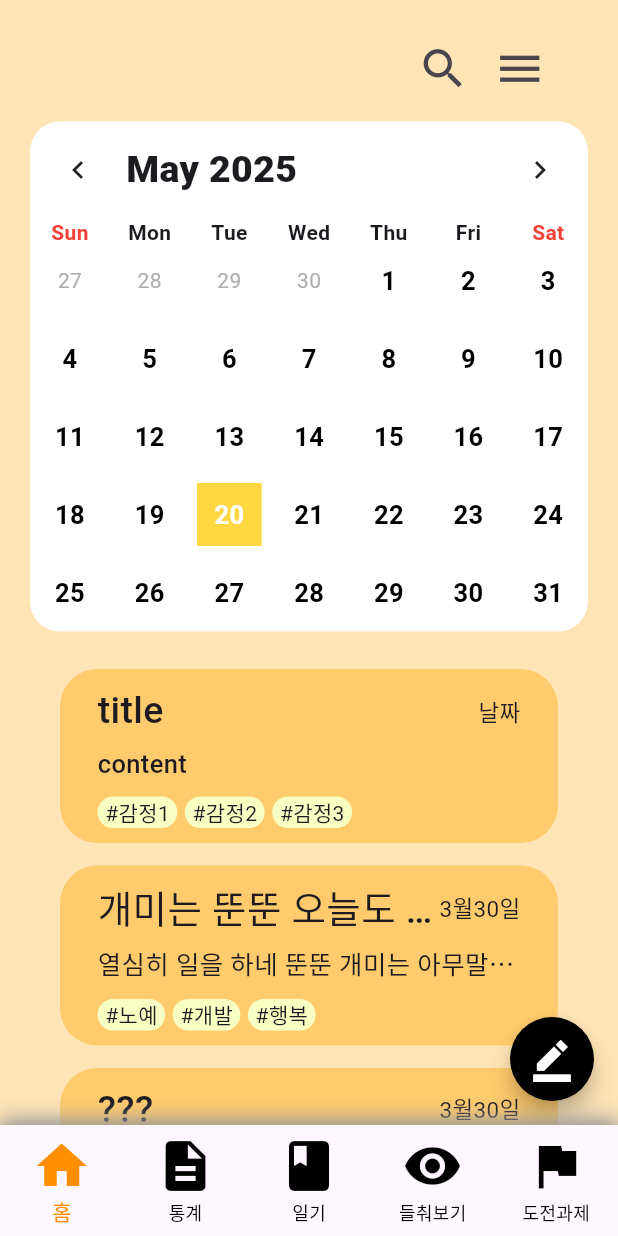
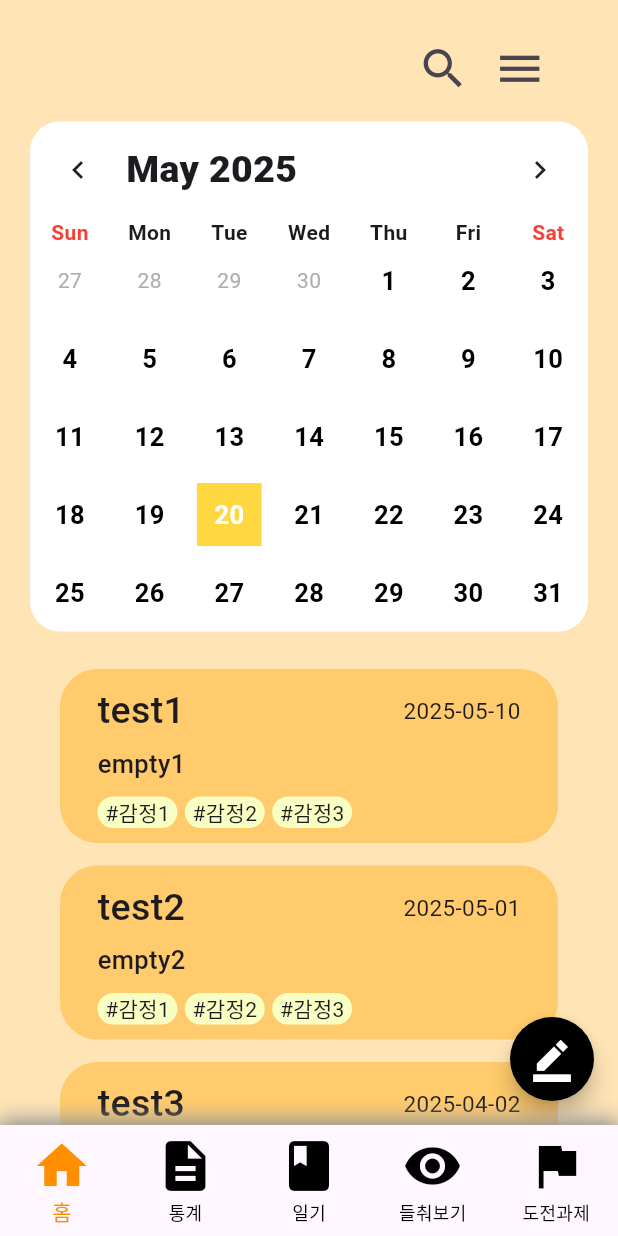
Before and after one commit to swatper/CapstoneDesign_Diary, a Flutter app: the screen it shows after launch, on a phone screen of 412 x 824 dp. Run offline on Flutter 3.47's test engine with Material 3 defaults, Android fonts, the phone set to English and light mode, and no system bars; drawn by our look-alikes of table_calendar; our stand-ins replace fl_chart, fluttertoast, geolocator, google_maps_flutter; missing offline and left inert: custom_calender_picker, google_maps_cluster_manager, tab_container.

Commit message:
병합 끝
- 파일 구조 수정

```diff
--- a/lib/DiaryItem/diaryitem.dart
+++ /dev/null
@@ -1,83 +0,0 @@
-import 'package:flutter/material.dart';
-import 'package:capstone_diary/DataModels/diarymodel.dart';
-
-class DiaryItem extends StatefulWidget {
-  final DiaryModel diaryModel;
-
-  const DiaryItem({super.key, required this.diaryModel});
-
-  @override
-  State<DiaryItem> createState() => _DiaryItemState();
-}
-
-class _DiaryItemState extends State<DiaryItem> {
-  @override
-  Widget build(BuildContext context) {
-    return Container(
-      margin: EdgeInsets.fromLTRB(20, 5, 20, 5),
-      padding: EdgeInsets.fromLTRB(0, 10, 0, 10),
-      decoration: BoxDecoration(
-        color: Color(0xffFFCB6C),
-        borderRadius: BorderRadius.circular(25),
-      ),
-      //내용
-      child: Container(
-        margin: EdgeInsets.fromLTRB(25, 0, 25, 0),
-        child: Column(
-          crossAxisAlignment: CrossAxisAlignment.start,
-          children: [
-            Row(
-              mainAxisAlignment: MainAxisAlignment.spaceBetween,
-              children: [
-                //제목
-                Expanded(
-                  child: Text(
-                    widget.diaryModel.title,
-                    style: TextStyle(fontSize: 25, fontWeight: FontWeight.w500),
-                    overflow: TextOverflow.ellipsis,
-                  ),
-                ),
-                //날짜
-                Text(widget.diaryModel.date, style: TextStyle(fontSize: 15)),
-              ],
-            ),
-            SizedBox(height: 5),
-            //내용
-            Text(
-              widget.diaryModel.content,
-              style: TextStyle(fontSize: 17, fontWeight: FontWeight.w500),
-              overflow: TextOverflow.ellipsis,
-              maxLines: 1,
-              softWrap: false,
-            ),
-            SizedBox(height: 10),
-            //태그
-            Row(
-              children:
-                  widget.diaryModel.tags
-                      .map(
-                        (emotion) => Padding(
-                          padding: const EdgeInsets.only(right: 5),
-                          child: emotionTag(emotion),
-                        ),
-                      )
-                      .toList(),
-            ),
-          ],
-        ),
-      ),
-    );
-  }
-}
-
-//감정 태그
-Container emotionTag(String emotion) {
-  return Container(
-    padding: EdgeInsets.fromLTRB(5, 0, 5, 0),
-    decoration: BoxDecoration(
-      color: Color(0xFFF8FFC2),
-      borderRadius: BorderRadius.circular(45),
-    ),
-    child: Text("#$emotion"),
-  );
-}
--- a/lib/ArchiveWindow/diarymap.dart
+++ b/lib/GoogleMap/diarymap.dart
@@ -1,7 +1,7 @@
 import 'package:flutter/material.dart';
 import 'package:capstone_diary/DataModels/diarymodel.dart';
-import 'package:capstone_diary/ArchiveWindow/diaryclusteritem.dart';
-import 'package:capstone_diary/ArchiveWindow/custommarkergenerator.dart';
+import 'package:capstone_diary/GoogleMap/diaryclusteritem.dart';
+import 'package:capstone_diary/GoogleMap/custommarkergenerator.dart';
 import 'package:capstone_diary/Utils/toastmessage.dart';
 import 'package:google_maps_cluster_manager/google_maps_cluster_manager.dart'
     as cmanager;
--- a/lib/KGB/diaryview.dart
+++ b/lib/KGB/diaryview.dart
@@ -1,4 +1,4 @@
-import 'package:capstone_diary/ArchiveWindow/archivewibdow.dart';
+import 'package:capstone_diary/views/archivewindow.dart';
 import 'package:capstone_diary/KGB/weatherButton.dart';
 import 'package:capstone_diary/KGB/writewindow.dart';
 import 'package:flutter/material.dart';
--- a/lib/main.dart
+++ b/lib/main.dart
@@ -1,15 +1,14 @@
 import 'package:flutter/material.dart';
 import 'package:capstone_diary/bottomnavbar.dart';
 //메인 화면
-import 'package:capstone_diary/HomeWindow/homewindow.dart'; //메인
-import 'package:capstone_diary/StatisticsWindow/statisticswindow.dart'; //통계
-import 'package:capstone_diary/ArchiveWindow/archivewindow.dart'; //일기 목록
-import 'package:capstone_diary/ChallengeWindow/challengewindow.dart'; //도전과제
+import 'package:capstone_diary/views/homewindow.dart'; //메인
+import 'package:capstone_diary/views/statisticswindow.dart'; //통계
+import 'package:capstone_diary/views/archivewindow.dart'; //일기 목록
+import 'package:capstone_diary/views/challengewindow.dart'; //도전과제
 //사이드 메뉴 관련 화면
-import 'package:capstone_diary/profilewindow.dart';
+import 'package:capstone_diary/views/profilewindow.dart';
 //일기쓰기 관련 화면
 import 'package:capstone_diary/KGB/writewindow.dart';
-import 'package:capstone_diary/KGB/writewindowNext.dart'; //일기장
 
 void main() {
   runApp(const MyApp());
@@ -80,6 +79,7 @@ class _HomeScreenState extends State<HomeScreen> {
       HomeWindow(
         sideMenuToHomeWindowIndex: updateSideMenuSelectedIndex,
         WriteWindowIndex: updateWriteSelectedIndex,
+        selectDiary: updateWriteWindow,
       ),
       StatisticsWindow(sideMenuToHomeWindowIndex: updateSideMenuSelectedIndex),
       ArchiveWindow(
--- a/lib/ChallengeWindow/challengewindow.dart
+++ b/lib/views/challengewindow.dart
@@ -1,5 +1,5 @@
 import 'package:flutter/material.dart';
-import 'package:capstone_diary/ChallengeWindow/challengeitem.dart';
+import 'package:capstone_diary/items/challengeitem.dart';
 
 class ChallengeWindow extends StatefulWidget {
   const ChallengeWindow({super.key});
--- a/lib/HomeWindow/homewindow.dart
+++ b/lib/views/homewindow.dart
@@ -1,17 +1,20 @@
 import 'package:flutter/material.dart';
-import 'package:capstone_diary/HomeWindow/customcalender.dart';
-import 'package:capstone_diary/DiaryItem/diaryitem.dart';
-import 'package:capstone_diary/HomeWindow/sidemenuwidget.dart';
+import 'package:capstone_diary/Calender/customcalender.dart';
+import 'package:capstone_diary/Calender/sidemenuwidget.dart';
 import 'package:capstone_diary/Utils/toastmessage.dart';
 import 'package:capstone_diary/DataModels/diarymodel.dart';
+import 'package:capstone_diary/items/diaryitem2.dart';
+import 'package:capstone_diary/KGB/diaryview.dart';
 
 class HomeWindow extends StatefulWidget {
   final Function(int) sideMenuToHomeWindowIndex;
   final Function(int) WriteWindowIndex;
+  final Function(Widget) selectDiary;
   const HomeWindow({
     super.key,
     required this.sideMenuToHomeWindowIndex,
     required this.WriteWindowIndex,
+    required this.selectDiary,
   });
   @override
   State<HomeWindow> createState() => _HomeWindowState();
@@ -19,6 +22,48 @@ class HomeWindow extends StatefulWidget {
 
 class _HomeWindowState extends State<HomeWindow> {
   DateTime? selectedDate;
+  List<DiaryModel> testsamples = [
+    DiaryModel(
+      '2025-05-10',
+      1,
+      false,
+      37.5665,
+      126.9780,
+      title: "test1",
+      content: 'empty1',
+      tags: List<String>.from(["감정1", "감정2", "감정3"]),
+    ),
+    DiaryModel(
+      '2025-05-01',
+      1,
+      true,
+      38.2832,
+      127.4890,
+      title: "test2",
+      content: 'empty2',
+      tags: List<String>.from(["감정1", "감정2", "감정3"]),
+    ),
+    DiaryModel(
+      '2025-04-02',
+      1,
+      true,
+      38.0000,
+      127.0000,
+      title: "test3",
+      content: 'empty3',
+      tags: List<String>.from(["감정1", "감정2", "감정3"]),
+    ),
+    DiaryModel(
+      '2025-04-01',
+      1,
+      false,
+      37.5465,
+      126.9580,
+      title: "test3",
+      content: 'empty3',
+      tags: List<String>.from(["감정1", "감정2", "감정3"]),
+    ),
+  ];
 
   @override
   void initState() {
@@ -109,44 +154,49 @@ class _HomeWindowState extends State<HomeWindow> {
                 mainAxisAlignment: MainAxisAlignment.start,
                 //일기장 아이템
                 children: [
-                  DiaryItem(
-                    diaryModel: DiaryModel(
-                      "날짜",
-                      1,
-                      false,
-                      0,
-                      0,
-                      title: "title",
-                      content: "content",
-                      tags: List<String>.from(["감정1", "감정2", "감정3"]),
-                    ),
+                  DiaryItem2(
+                    diaryModel: testsamples[0],
+                    onTap: () {
+                      widget.selectDiary(
+                        DiaryView(
+                          diaryModel: testsamples[1],
+                          setWriteWindow: widget.selectDiary,
+                          sideMenuToHomeWindowIndex:
+                              widget.sideMenuToHomeWindowIndex,
+                          goBackToArchive: widget.selectDiary,
+                        ),
+                      );
+                    },
                   ),
                   SizedBox(height: 5),
-                  //
-                  DiaryItem(
-                    diaryModel: DiaryModel(
-                      "3월30일",
-                      1,
-                      false,
-                      0,
-                      0,
-                      title: "개미는 뚠뚠 오늘도 뚠뚠",
-                      content: "열심히 일을 하네 뚠뚠 개미는 아무말도 하지않지만",
-                      tags: List<String>.from(["노예", "개발", "행복"]),
-                    ),
+                  DiaryItem2(
+                    diaryModel: testsamples[1],
+                    onTap: () {
+                      widget.selectDiary(
+                        DiaryView(
+                          diaryModel: testsamples[1],
+                          setWriteWindow: widget.selectDiary,
+                          sideMenuToHomeWindowIndex:
+                              widget.sideMenuToHomeWindowIndex,
+                          goBackToArchive: widget.selectDiary,
+                        ),
+                      );
+                    },
                   ),
                   SizedBox(height: 5),
-                  DiaryItem(
-                    diaryModel: DiaryModel(
-                      "3월30일",
-                      1,
-                      false,
-                      0,
-                      0,
-                      title: "???",
-                      content: "?",
-                      tags: List<String>.from(["노예", "개발", "행복"]),
-                    ),
+                  DiaryItem2(
+                    diaryModel: testsamples[2],
+                    onTap: () {
+                      widget.selectDiary(
+                        DiaryView(
+                          diaryModel: testsamples[1],
+                          setWriteWindow: widget.selectDiary,
+                          sideMenuToHomeWindowIndex:
+                              widget.sideMenuToHomeWindowIndex,
+                          goBackToArchive: widget.selectDiary,
+                        ),
+                      );
+                    },
                   ),
                   SizedBox(height: 5),
                 ],
--- a/lib/StatisticsWindow/statisticswindow.dart
+++ b/lib/views/statisticswindow.dart
@@ -1,8 +1,8 @@
 import 'package:flutter/material.dart';
 import 'package:tab_container/tab_container.dart';
 import 'package:capstone_diary/Utils/toastmessage.dart';
-import 'package:capstone_diary/HomeWindow/sidemenuwidget.dart';
-import 'package:capstone_diary/StatisticsWindow/emotionraderchart.dart';
+import 'package:capstone_diary/Calender/sidemenuwidget.dart';
+import 'package:capstone_diary/items/emotionraderchart.dart';
 
 class StatisticsWindow extends StatefulWidget {
   final Function(int) sideMenuToHomeWindowIndex;
```
Also changed, not shown: lib/ArchiveWindow/archivewibdow.dart (deleted, +0 -228 lines), lib/views/archivewindow.dart (renamed from lib/ArchiveWindow/archivewindow.dart, +23 -5 lines), lib/Calender/calander__.dart (renamed from lib/HomeWindow/calander__.dart), lib/Calender/customcalender.dart (renamed from lib/HomeWindow/customcalender.dart), lib/Calender/sidemenuwidget.dart (renamed from lib/HomeWindow/sidemenuwidget.dart), lib/GoogleMap/custommarkergenerator.dart (renamed from lib/ArchiveWindow/custommarkergenerator.dart), lib/GoogleMap/diaryclusteritem.dart (renamed from lib/ArchiveWindow/diaryclusteritem.dart), lib/items/challengeitem.dart (renamed from lib/ChallengeWindow/challengeitem.dart), lib/items/diaryitem2.dart (renamed from lib/KGB/diaryitem2.dart), lib/items/emotionraderchart.dart (renamed from lib/StatisticsWindow/emotionraderchart.dart), lib/views/profilewindow.dart (renamed from lib/profilewindow.dart).
